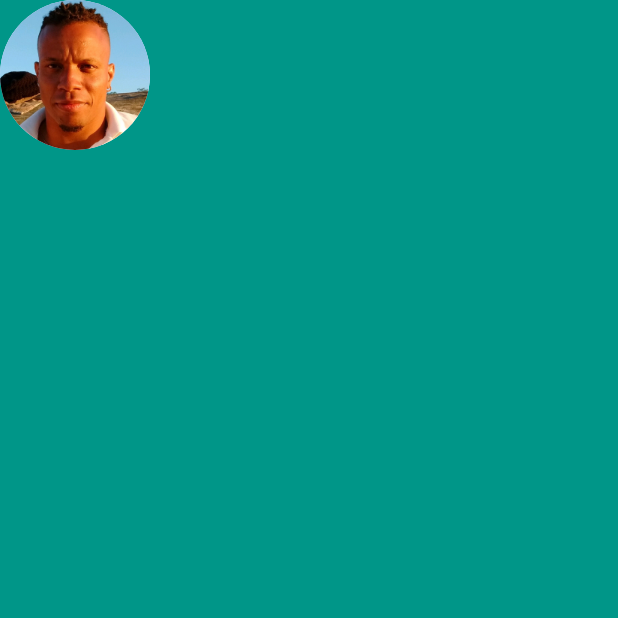
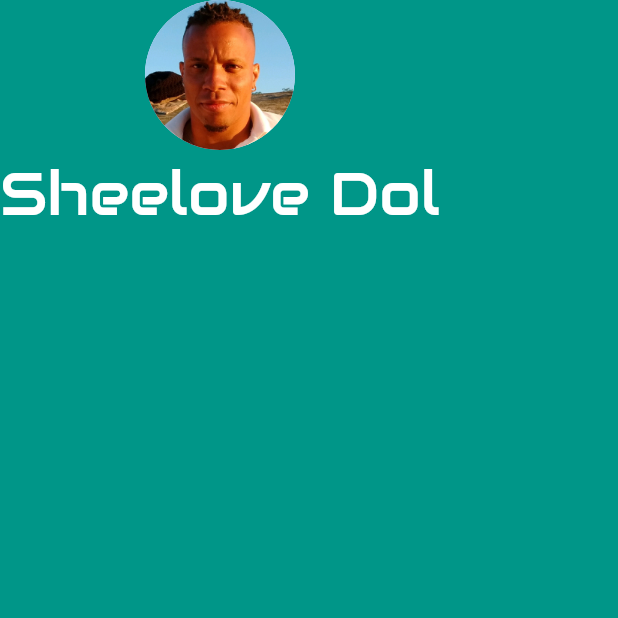
Before and after one commit to SheeloveDol/business_card, a Flutter app: the screen it shows after launch, on a phone screen of 412 x 824 dp, the top half of it. Run offline on Flutter 3.47's test engine with Material 3 defaults, Android fonts, the phone set to English and light mode, and no system bars.

Commit message:
Created fonts folder and added Audiowide font-family

```diff
--- a/lib/main.dart
+++ b/lib/main.dart
@@ -21,6 +21,14 @@ class MyApp extends StatelessWidget {
                 radius: 50.0,
                 backgroundImage: AssetImage('images/ProfileHeadshot.jpeg'),
               ),
+              Text(
+                'Sheelove Dol',
+                style: TextStyle(
+                  fontFamily: 'Audiowide',
+                  fontSize: 40.0,
+                  color: Colors.white,
+                ),
+              )
             ],
           ),
         ),
```
Also changed, not shown: pubspec.yaml (+5 -5 lines), fonts/Audiowide-Regular.ttf (added).
